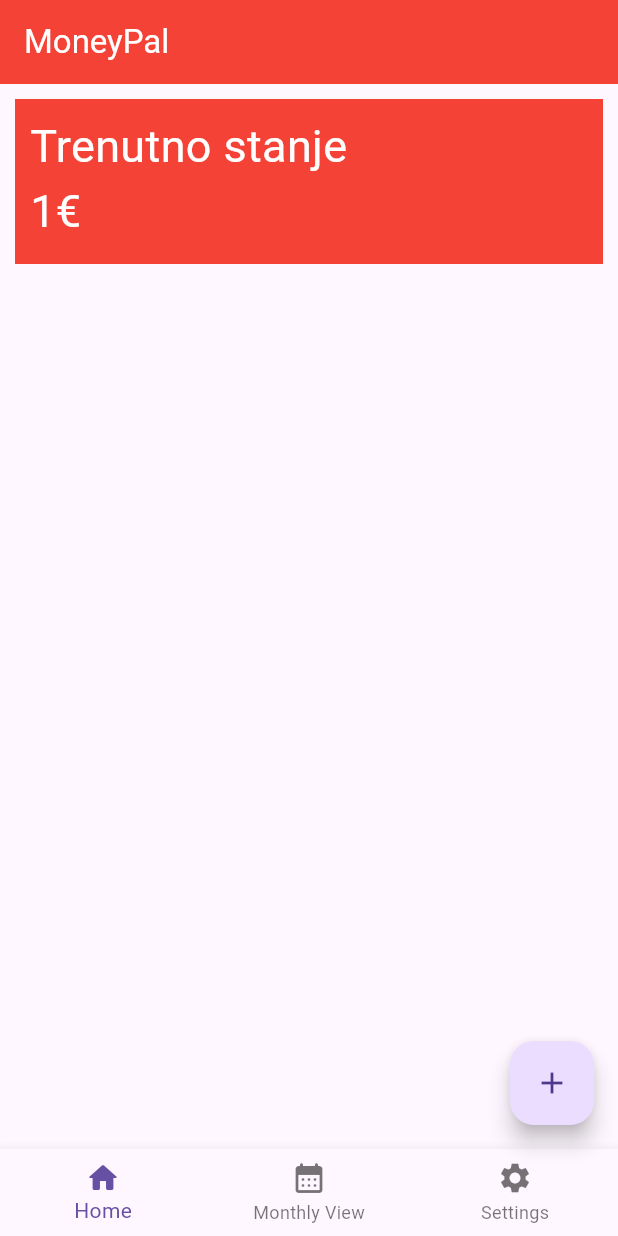
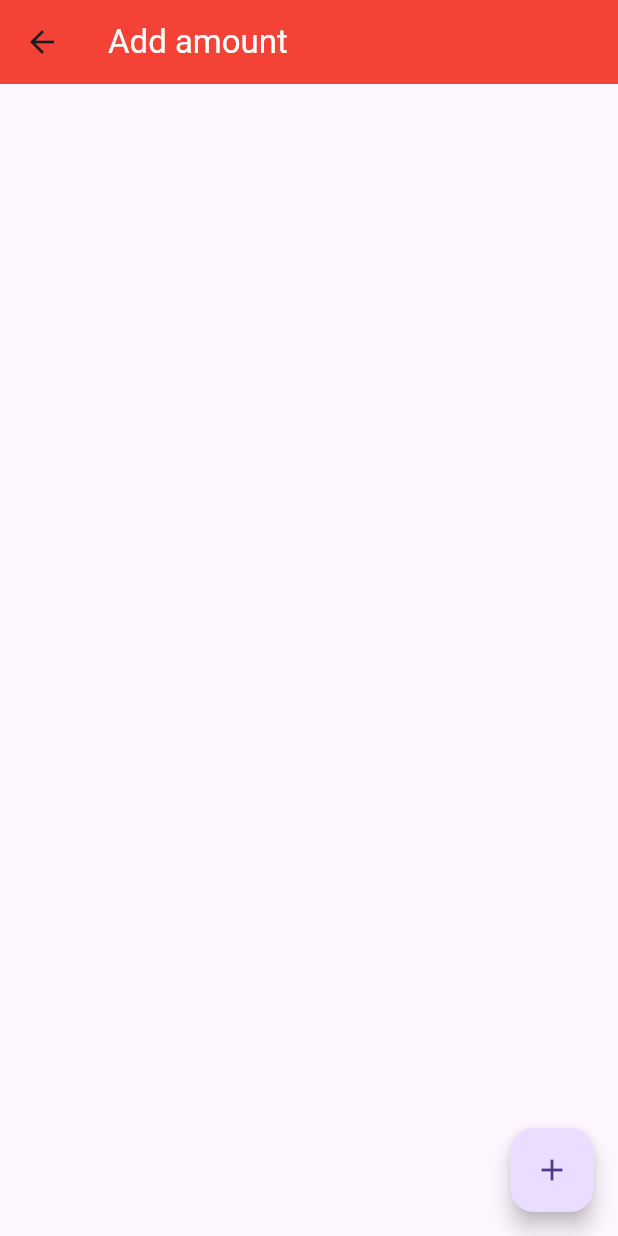
Before and after one commit to luximo55/money_pal, a Flutter app: the screen it shows after launch, after a tap on the "add" icon, on a phone screen of 412 x 824 dp. Run offline on Flutter 3.47's test engine with Material 3 defaults, Android fonts, the phone set to English and light mode, and no system bars.

Commit message:
Added blank screen to add money, still need actual functionality

```diff
--- a/lib/main.dart
+++ b/lib/main.dart
@@ -1,6 +1,9 @@
 import 'package:flutter/material.dart';
 void main() {
-  runApp(MyApp());
+  runApp(const MaterialApp(
+    title: 'Money Pal',
+    home: MyApp(),
+  ));
 }
 class MyApp extends StatefulWidget {
   const MyApp({Key? key}) : super(key: key);
@@ -15,8 +18,7 @@ class _MyAppState extends State<MyApp> {
 
   @override
   Widget build(BuildContext context) {
-    return MaterialApp(
-      home: Scaffold(
+    return Scaffold(
       appBar: AppBar(
         backgroundColor:  Colors.red,
         title: const Text(
@@ -24,7 +26,9 @@ class _MyAppState extends State<MyApp> {
           style: TextStyle(color: Colors.white),
         ),
       ),
-        body: Container(
+      body: Column(
+        children: [
+          Container(
             child: Text(
               'Trenutno stanje\n$count€',
               style: TextStyle(fontSize: 30, color: Colors.white),
@@ -36,12 +40,15 @@ class _MyAppState extends State<MyApp> {
             padding: const EdgeInsets.all(10),
             transformAlignment: Alignment.centerLeft,
           ),
+        ],
+      ),
       floatingActionButton: FloatingActionButton(
         child: Icon(Icons.add),
         onPressed: (){
-            setState(() {
-              count++;
-            });
+          Navigator.push(
+            context,
+            MaterialPageRoute(builder: (context) => const AddMoney()),
+          );
         },
       ),
       bottomNavigationBar: BottomNavigationBar(
@@ -60,6 +67,28 @@ class _MyAppState extends State<MyApp> {
           ),
         ]
       ),
+    );
+  }
+}
+
+class AddMoney extends StatelessWidget {
+  const AddMoney({Key? key}) : super(key: key);
+
+  @override
+  Widget build(BuildContext context) {
+    return Scaffold(
+      appBar: AppBar(
+        backgroundColor:  Colors.red,
+        title: const Text(
+          'Add amount',
+          style: TextStyle(color: Colors.white),
+        ),
+      ),
+      floatingActionButton: FloatingActionButton(
+          child: Icon(Icons.add),
+          onPressed: (){
+              Navigator.pop(context);;
+          },
         ),
     );
   }
```
Lines whose indentation alone changed are shown as unchanged.
